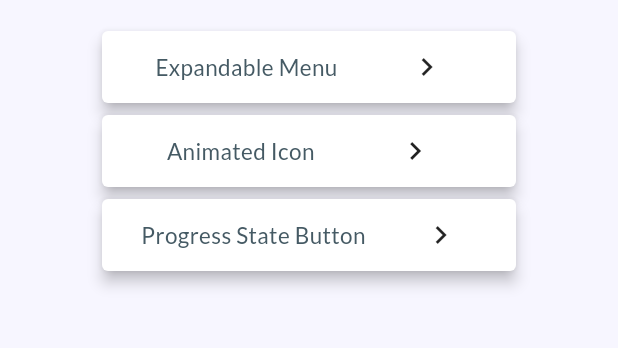
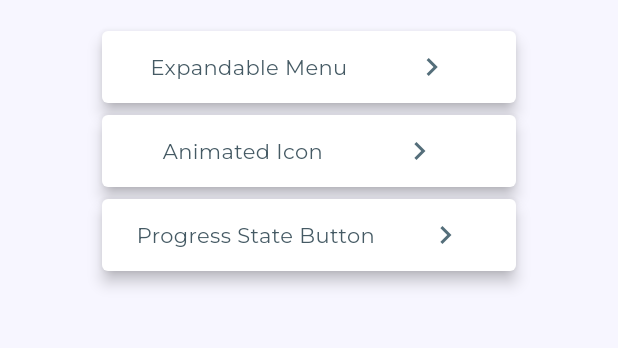
Before and after one commit to koirpraw/sample_animations_Flutter, a Flutter app: the screen it shows after launch, on a phone screen of 412 x 824 dp, the part 59-407 px from its top. Run offline on Flutter 3.47's test engine with Material 2 defaults, Android fonts, the phone set to English and light mode, and no system bars; our stand-ins replace get, get_storage, google_fonts, progress_state_button.

Commit message:
Theme Update. Refactored Page-Expandable card Page

```diff
--- a/lib/screens/expandCardPage.dart
+++ b/lib/screens/expandCardPage.dart
@@ -18,8 +18,11 @@ class _ExpandCardState extends State<ExpandCard> {
       appBar: AppBar(
         title: Text("ExpandCard"),
 
+
       ),
       body: Center(
+        child: Padding(
+          padding: const EdgeInsets.symmetric(horizontal: 16),
           child: Column(
             children: [
               SizedBox(
@@ -50,11 +53,11 @@ class _ExpandCardState extends State<ExpandCard> {
                             : 230,
                     width: isExpanded ? 385 : 390,
                     decoration: BoxDecoration(
-                    color: Color(0xffffffff),
+                      color: Theme.of(context).primaryColor,
                       borderRadius: BorderRadius.all(Radius.circular(20)),
                       boxShadow: [
                         BoxShadow(
-                        color: Color(0xff948EFB).withOpacity(0.5),
+                          color: Color(0x10000000).withOpacity(0.20),
                           blurRadius: 20,
                           offset: Offset(0, 10),
                         ),
@@ -67,7 +70,7 @@ class _ExpandCardState extends State<ExpandCard> {
                               Row(
                                 mainAxisAlignment: MainAxisAlignment.spaceEvenly,
                                 children: [
-                                Text("Tap to see Full Options",style: TextStyle(fontSize: 20,color: Colors.blueGrey.shade700)),
+                                  Text("Tap to see Full Options"),
                                   Icon(
                                     isTapped
                                         ? Icons.keyboard_arrow_down
@@ -88,7 +91,7 @@ class _ExpandCardState extends State<ExpandCard> {
                           child: Row(
                             mainAxisAlignment: MainAxisAlignment.spaceEvenly,
                             children: [
-                            Text("Tap to see Full Options",style: TextStyle(fontSize: 20),),
+                              Text("Tap to see Full Options",),
                               Icon(
                                 isTapped
                                     ? Icons.keyboard_arrow_down
@@ -129,6 +132,7 @@ class _ExpandCardState extends State<ExpandCard> {
 
           ),
         ),
+      ),
     );
   }
 }
@@ -159,8 +163,8 @@ class optionCard extends StatelessWidget {
           child: Row(
             mainAxisAlignment: MainAxisAlignment.spaceEvenly,
             children: [
-              Text(optionTitle,style: TextStyle(color: Colors.blueGrey.shade800),),
-              Icon(optionIcon, color: Colors.blueGrey,)
+              Text(optionTitle,),
+              Icon(optionIcon,)
             ],
           ),
         ),
--- a/lib/utils/theme.dart
+++ b/lib/utils/theme.dart
@@ -10,75 +10,164 @@ class MyTheme {
       scaffoldBackgroundColor: Color(0xffF7F6FF),
       textTheme: TextTheme(
         headline1: GoogleFonts.lato(
-                fontSize: 101, fontWeight: FontWeight.w300, letterSpacing: -1.5,color: Colors.blueGrey.shade700),
+            fontSize: 101,
+            fontWeight: FontWeight.w300,
+            letterSpacing: -1.5,
+            color: Colors.blueGrey.shade700),
         headline2: GoogleFonts.lato(
-                fontSize: 63, fontWeight: FontWeight.w300, letterSpacing: -0.5),
-            headline3: GoogleFonts.lato(fontSize: 50, fontWeight: FontWeight.w400),
+            fontSize: 63,
+            fontWeight: FontWeight.w300,
+            letterSpacing: -0.5,
+            color: Colors.blueGrey.shade700),
+        headline3: GoogleFonts.lato(
+            fontSize: 50,
+            fontWeight: FontWeight.w400,
+            color: Colors.blueGrey.shade700),
         headline4: GoogleFonts.lato(
-                fontSize: 36, fontWeight: FontWeight.w400, letterSpacing: 0.25),
-            headline5: GoogleFonts.lato(fontSize: 25, fontWeight: FontWeight.w400),
+            fontSize: 36,
+            fontWeight: FontWeight.w400,
+            letterSpacing: 0.25,
+            color: Colors.blueGrey.shade700),
+        headline5: GoogleFonts.lato(
+            fontSize: 25,
+            fontWeight: FontWeight.w400,
+            color: Colors.blueGrey.shade700),
         headline6: GoogleFonts.lato(
-                fontSize: 21, fontWeight: FontWeight.w500, letterSpacing: 0.15,color: Colors.white),
+            fontSize: 21,
+            fontWeight: FontWeight.w500,
+            letterSpacing: 0.15,
+            color: Colors.blueGrey.shade700),
         subtitle1: GoogleFonts.lato(
-                fontSize: 17, fontWeight: FontWeight.w400, letterSpacing: 0.15),
+            fontSize: 17,
+            fontWeight: FontWeight.w400,
+            letterSpacing: 0.15,
+            color: Colors.blueGrey.shade700),
         subtitle2: GoogleFonts.lato(
-                fontSize: 15, fontWeight: FontWeight.w500, letterSpacing: 0.1),
-            bodyText1: GoogleFonts.lato(
-                fontSize: 17, fontWeight: FontWeight.w400, letterSpacing: 0.5,color: Colors.blueGrey.shade700),
-            bodyText2: GoogleFonts.lato(
-                fontSize: 15, fontWeight: FontWeight.w400, letterSpacing: 0.25,color: Colors.blueGrey.shade700),
-            button: GoogleFonts.lato(
-                fontSize: 15, fontWeight: FontWeight.w500, letterSpacing: 1.25),
-            caption: GoogleFonts.lato(
-                fontSize: 13, fontWeight: FontWeight.w400, letterSpacing: 0.4),
-            overline: GoogleFonts.lato(
-                fontSize: 10, fontWeight: FontWeight.w400, letterSpacing: 1.5,color: Colors.blueGrey.shade700),),
+            fontSize: 15,
+            fontWeight: FontWeight.w500,
+            letterSpacing: 0.1,
+            color: Colors.blueGrey.shade700),
+        bodyText1: GoogleFonts.montserrat(
+            fontSize: 16,
+            fontWeight: FontWeight.w400,
+            letterSpacing: 0.5,
+            color: Colors.blueGrey.shade700),
+        bodyText2: GoogleFonts.montserrat(
+            fontSize: 14,
+            fontWeight: FontWeight.w400,
+            letterSpacing: 0.25,
+            color: Colors.blueGrey.shade700),
+        button: GoogleFonts.montserrat(
+            fontSize: 14,
+            fontWeight: FontWeight.w500,
+            letterSpacing: 1.25,
+            color: Colors.blueGrey.shade700),
+        caption: GoogleFonts.montserrat(
+            fontSize: 12,
+            fontWeight: FontWeight.w400,
+            letterSpacing: 0.4,
+            color: Colors.blueGrey.shade700),
+        overline: GoogleFonts.montserrat(
+            fontSize: 10,
+            fontWeight: FontWeight.w400,
+            letterSpacing: 1.5,
+            color: Colors.blueGrey.shade700),
+      ),
       appBarTheme: AppBarTheme(
           backgroundColor: Color(0xffF7F6FF),
           elevation: 0,
           centerTitle: true,
-      titleTextStyle: TextStyle(fontSize: 20,color: Colors.blueGrey.shade700),
-    )
-  );
+          titleTextStyle:
+              TextStyle(fontSize: 20, color: Colors.blueGrey.shade700),
+          iconTheme: IconThemeData(
+            color: Colors.blueGrey.shade700,
+          ),
+          actionsIconTheme: IconThemeData(
+            color: Colors.blueGrey.shade700,
+          )),
+      cardTheme: CardTheme(color: Color(0xffffffff)),
+      iconTheme: IconThemeData(color: Colors.blueGrey.shade600));
+
+
   final darkTheme = ThemeData().copyWith(
     primaryColor: Colors.blueGrey.shade600,
     brightness: Brightness.dark,
     backgroundColor: Colors.blueGrey,
     scaffoldBackgroundColor: Colors.blueGrey,
     focusColor: Colors.white,
+    iconTheme: const IconThemeData(color: Colors.white),
     textTheme: TextTheme(
       headline1: GoogleFonts.lato(
-                fontSize: 101, fontWeight: FontWeight.w300, letterSpacing: -1.5,color: Colors.white),
+          fontSize: 101,
+          fontWeight: FontWeight.w300,
+          letterSpacing: -1.5,
+          color: Colors.white),
       headline2: GoogleFonts.lato(
-                fontSize: 63, fontWeight: FontWeight.w300, letterSpacing: -0.5),
-            headline3: GoogleFonts.lato(fontSize: 50, fontWeight: FontWeight.w400),
+          fontSize: 63,
+          fontWeight: FontWeight.w300,
+          letterSpacing: -0.5,
+          color: Colors.white),
+      headline3: GoogleFonts.lato(
+          fontSize: 50, fontWeight: FontWeight.w400, color: Colors.white),
       headline4: GoogleFonts.lato(
-                fontSize: 36, fontWeight: FontWeight.w400, letterSpacing: 0.25),
-            headline5: GoogleFonts.lato(fontSize: 25, fontWeight: FontWeight.w400),
+          fontSize: 36,
+          fontWeight: FontWeight.w400,
+          letterSpacing: 0.25,
+          color: Colors.white),
+      headline5: GoogleFonts.lato(
+          fontSize: 25, fontWeight: FontWeight.w400, color: Colors.white),
       headline6: GoogleFonts.lato(
-                fontSize: 21, fontWeight: FontWeight.w500, letterSpacing: 0.15,color: Colors.blueGrey.shade700),
+          fontSize: 21,
+          fontWeight: FontWeight.w500,
+          letterSpacing: 0.15,
+          color: Colors.white),
       subtitle1: GoogleFonts.lato(
-                fontSize: 17, fontWeight: FontWeight.w400, letterSpacing: 0.15),
+          fontSize: 17,
+          fontWeight: FontWeight.w400,
+          letterSpacing: 0.15,
+          color: Colors.white),
       subtitle2: GoogleFonts.lato(
-                fontSize: 15, fontWeight: FontWeight.w500, letterSpacing: 0.1),
-            bodyText1: GoogleFonts.lato(
-                fontSize: 17, fontWeight: FontWeight.w400, letterSpacing: 0.5,color: Colors.white),
-            bodyText2: GoogleFonts.lato(
-                fontSize: 15, fontWeight: FontWeight.w400, letterSpacing: 0.25,color: Colors.white),
-            button: GoogleFonts.lato(
-                fontSize: 15, fontWeight: FontWeight.w500, letterSpacing: 1.25),
-            caption: GoogleFonts.lato(
-                fontSize: 13, fontWeight: FontWeight.w400, letterSpacing: 0.4),
-            overline: GoogleFonts.lato(
-                fontSize: 10, fontWeight: FontWeight.w400, letterSpacing: 1.5,color: Colors.white),),
-
+          fontSize: 15,
+          fontWeight: FontWeight.w500,
+          letterSpacing: 0.1,
+          color: Colors.white),
+      bodyText1: GoogleFonts.montserrat(
+          fontSize: 16,
+          fontWeight: FontWeight.w400,
+          letterSpacing: 0.5,
+          color: Colors.white),
+      bodyText2: GoogleFonts.montserrat(
+          fontSize: 14,
+          fontWeight: FontWeight.w400,
+          letterSpacing: 0.25,
+          color: Colors.white),
+      button: GoogleFonts.montserrat(
+          fontSize: 14,
+          fontWeight: FontWeight.w500,
+          letterSpacing: 1.25,
+          color: Colors.white),
+      caption: GoogleFonts.montserrat(
+          fontSize: 12,
+          fontWeight: FontWeight.w400,
+          letterSpacing: 0.4,
+          color: Colors.white),
+      overline: GoogleFonts.montserrat(
+          fontSize: 10,
+          fontWeight: FontWeight.w400,
+          letterSpacing: 1.5,
+          color: Colors.white),
+    ),
     appBarTheme: AppBarTheme(
         backgroundColor: Colors.blueGrey.shade600,
         elevation: 0,
         centerTitle: true,
-          titleTextStyle: TextStyle(fontSize: 20,color: Colors.white),
-
-
-      )
+        titleTextStyle: TextStyle(fontSize: 20, color: Colors.white),
+        iconTheme: IconThemeData(
+          color: Colors.white,
+        ),
+        actionsIconTheme: IconThemeData(
+          color: Colors.white,
+        )),
+    cardTheme: CardTheme(color: Colors.blueGrey.shade600),
   );
 }
```
Lines whose indentation alone changed are shown as unchanged.
